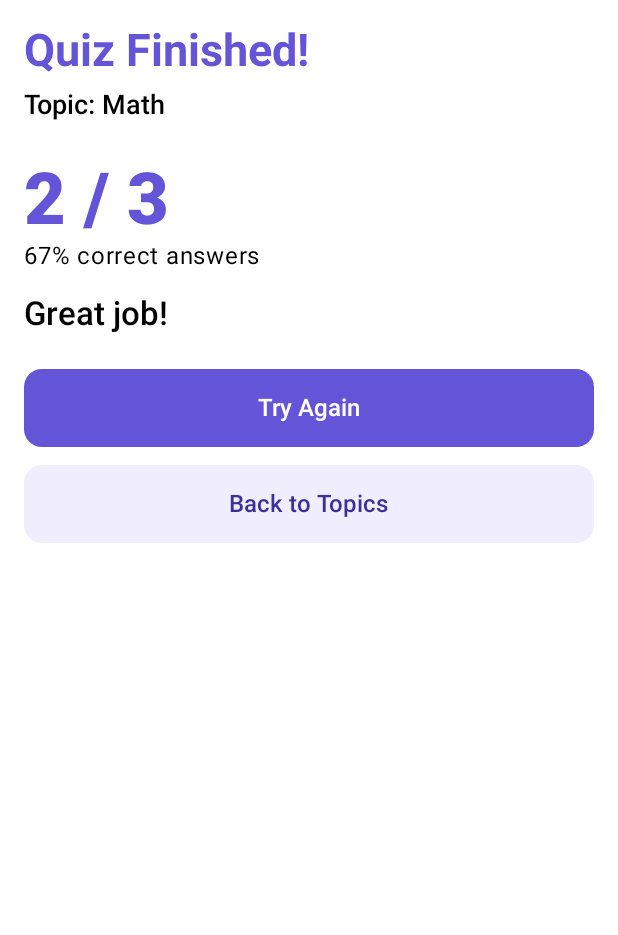
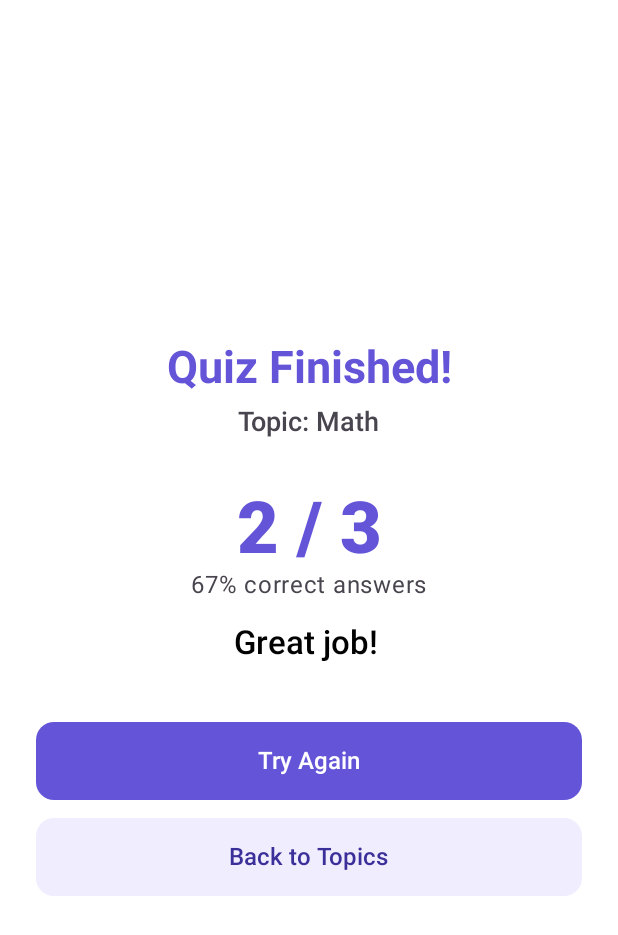
Before and after one commit to gauhardaul/QuizQuest, an Android app built with Jetpack Compose: the @Preview function ResultsScreenPreview, on a phone screen of 412 x 824 dp. Shown: the top 935 px of the screen. Run offline under Robolectric (Android 15) with nearby library versions, the phone set to English and light mode, and no system bars.

Commit message:
center content and improve spacing

```diff
--- a/app/src/main/java/com/example/mobileproject/ui/results/ResultsScreen.kt
+++ b/app/src/main/java/com/example/mobileproject/ui/results/ResultsScreen.kt
@@ -1,17 +1,22 @@
 package com.example.mobileproject.ui.results
 
+import androidx.compose.foundation.layout.Arrangement
 import androidx.compose.foundation.layout.Column
 import androidx.compose.foundation.layout.Spacer
+import androidx.compose.foundation.layout.fillMaxSize
 import androidx.compose.foundation.layout.height
 import androidx.compose.foundation.layout.padding
 import androidx.compose.material3.MaterialTheme
 import androidx.compose.material3.Text
 import androidx.compose.runtime.Composable
+import androidx.compose.ui.Alignment
 import androidx.compose.ui.Modifier
+import androidx.compose.ui.text.style.TextAlign
 import androidx.compose.ui.tooling.preview.Preview
 import androidx.compose.ui.unit.dp
+import com.example.mobileproject.ui.components.QuizButton
 import com.example.mobileproject.ui.theme.MobileProjectTheme
-import com.example.mobileproject.ui.components.QuizButton
+
 @Composable
 fun ResultsScreen(
     topic: String,
@@ -23,8 +28,13 @@ fun ResultsScreen(
 ) {
     val percent = calculatePercent(score, total)
     val message = getResultMessage(percent)
+
     Column(
-        modifier = modifier.padding(16.dp)
+        modifier = modifier
+            .fillMaxSize()
+            .padding(24.dp),
+        horizontalAlignment = Alignment.CenterHorizontally,
+        verticalArrangement = Arrangement.Center
     ) {
         Text(
             text = "Quiz Finished!",
@@ -36,10 +46,11 @@ fun ResultsScreen(
 
         Text(
             text = "Topic: $topic",
-            style = MaterialTheme.typography.titleMedium
+            style = MaterialTheme.typography.titleMedium,
+            color = MaterialTheme.colorScheme.onSurfaceVariant
         )
 
-        Spacer(modifier = Modifier.height(24.dp))
+        Spacer(modifier = Modifier.height(32.dp))
 
         Text(
             text = "$score / $total",
@@ -49,17 +60,19 @@ fun ResultsScreen(
 
         Text(
             text = "$percent% correct answers",
-            style = MaterialTheme.typography.bodyLarge
+            style = MaterialTheme.typography.bodyLarge,
+            color = MaterialTheme.colorScheme.onSurfaceVariant
         )
 
         Spacer(modifier = Modifier.height(16.dp))
 
         Text(
             text = message,
-            style = MaterialTheme.typography.titleLarge
+            style = MaterialTheme.typography.titleLarge,
+            textAlign = TextAlign.Center
         )
 
-        Spacer(modifier = Modifier.height(24.dp))
+        Spacer(modifier = Modifier.height(40.dp))
 
         QuizButton(
             text = "Try Again",
@@ -76,7 +89,7 @@ fun ResultsScreen(
     }
 }
 
-@Preview(showBackground = true)
+@Preview(showBackground = true, name = "2 из 3")
 @Composable
 fun ResultsScreenPreview() {
     MobileProjectTheme {
@@ -86,5 +99,6 @@ fun ResultsScreenPreview() {
             total = 3,
             onRetryClick = {},
             onBackToTopicsClick = {}
-        )    }
+        )
+    }
 }
```
